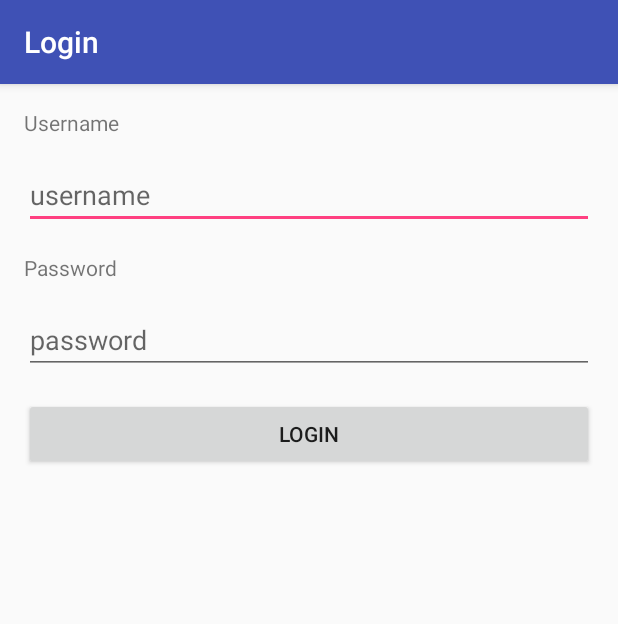
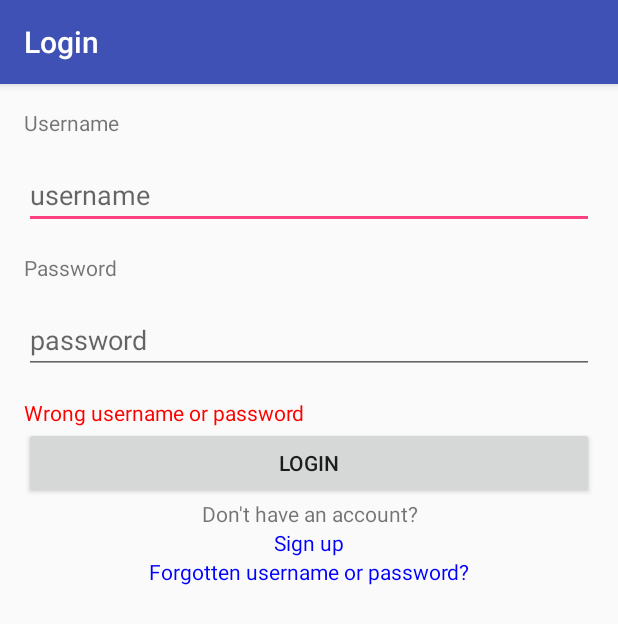
Before and after one commit to harasaurus/Survey, an Android app: the LoginActivity screen opened directly, with no data from a screen before it, after a tap on "LOGIN", on a phone screen of 412 x 824 dp. Shown: the top 624 px of the screen. Run offline under Robolectric (Android 15) with nearby library versions, the phone set to English and light mode, and no system bars.

```diff
--- a/app/src/main/java/com/ops/newsurvey/HomeActivity.java
+++ b/app/src/main/java/com/ops/newsurvey/HomeActivity.java
@@ -1,7 +1,12 @@
 package com.ops.newsurvey;
 
+import android.support.v4.widget.DrawerLayout;
 import android.support.v7.app.AppCompatActivity;
 import android.os.Bundle;
+import android.view.View;
+import android.widget.AdapterView;
+import android.widget.ArrayAdapter;
+import android.widget.ListView;
 
 public class HomeActivity extends AppCompatActivity {
 
--- a/app/src/main/java/com/ops/newsurvey/LoginActivity.java
+++ b/app/src/main/java/com/ops/newsurvey/LoginActivity.java
@@ -5,7 +5,11 @@ import android.support.v7.app.AppCompatActivity;
 import android.os.Bundle;
 import android.view.View;
 import android.widget.EditText;
+import android.widget.TextView;
 
+import static android.R.attr.breadCrumbShortTitle;
+import static android.R.attr.id;
+import static android.R.attr.switchMinWidth;
 import static android.icu.lang.UCharacter.GraphemeClusterBreak.T;
 
 public class LoginActivity extends AppCompatActivity {
@@ -24,21 +28,70 @@ public class LoginActivity extends AppCompatActivity {
         String pass = passwordView.getText().toString();
         if(authenticate(user,pass))
         {
-            startSession();
+            startSession(id);
+        }else
+            showWarning(R.id.loginWarning,R.string.loginError);
+    }
+
+    private boolean authenticate(String user, String pass){
+       if(userExist(user)){
+           int id =getId(user);
+           if(checkPassword(id,pass)){
+               return true;
+           }else return false;
+        }else
+           return false;
+    }
+
+    private boolean userExist(String user){
+        ////TODO check whether user exist in database or not
+        if(user.equals("HP") || user.equals("RR") || user.equals("SS"))
+            return true;
+        else
+            return false;
+    }
+    private int getId(String user){
+        ////TODO this function will return Unique ID for the current user
+        if(user.equals("HP"))
+            return 1;
+        if(user.equals("RR"))
+            return 2;
+        return 3;
+    }
+    private boolean checkPassword(int id, String pass){
+     String Password = getPassword(id);
+        if(Password.equals(pass))
+            return true;
+        else
+            return false;
+
+    }
+
+    private String getPassword(int counter){
+        switch(counter){
+            case 1: return "PHI";
+            case 2: return "RO";
+            default: return "SIGMA";
         }
     }
 
-    private boolean authenticate(String user, String pass){
-        if((user.equals("HP")&&pass.equals("phi")) || (user.equals("RR")&&pass.equals("ro")) || (user.equals("SS")&&pass.equals("psi"))){
-            return true;
-        }
-        else{
-            return false;
-        }
-    }
-
-    private void startSession(){
+    private void startSession(int ID){
+        ////TODO- make an object of user
         Intent intent = new Intent(this,HomeActivity.class);
         startActivity(intent);
     }
+
+    private void showWarning(int id, int warning){
+        TextView warningView = (TextView) findViewById(id);
+        warningView.setVisibility(View.VISIBLE);
+        String warn = getString(warning);
+        warningView.setText(warn);
+    }
+
+    public void goToSign(View view){
+        Intent intent = new Intent(this,SignupActivity.class);
+        startActivity(intent);
+    }
+
+
 }
--- a/app/src/main/res/layout/activity_home.xml
+++ b/app/src/main/res/layout/activity_home.xml
@@ -2,6 +2,7 @@
 <LinearLayout
     xmlns:android="http://schemas.android.com/apk/res/android"
     xmlns:tools="http://schemas.android.com/tools"
+    tools:context="com.ops.newsurvey.HomeActivity"
     android:id="@+id/activity_home"
     android:layout_width="match_parent"
     android:layout_height="match_parent"
@@ -9,7 +10,6 @@
     android:paddingLeft="@dimen/activity_horizontal_margin"
     android:paddingRight="@dimen/activity_horizontal_margin"
     android:paddingTop="@dimen/activity_vertical_margin"
-    tools:context="com.ops.newsurvey.HomeActivity"
     android:orientation="vertical">
     <RelativeLayout
         android:layout_width="match_parent"
--- a/app/src/main/res/layout/activity_login.xml
+++ b/app/src/main/res/layout/activity_login.xml
@@ -16,7 +16,7 @@
         android:layout_height="wrap_content"
         android:text="Username"
         android:layout_marginBottom="16dp"/>
-
+    <!-- This is where user inputs username -->
     <EditText
         android:inputType="textPersonName"
         android:id="@+id/loginusername"
@@ -30,7 +30,7 @@
         android:layout_height="wrap_content"
         android:text="Password"
         android:layout_marginBottom="16dp"/>
-
+    <!-- This is where user inputs password -->
     <EditText
         android:id="@+id/loginpassword"
         android:inputType="textPassword"
@@ -39,9 +39,37 @@
         android:hint="password"
         android:layout_marginBottom="16dp"/>
 
+    <!-- This is where warnings are  displayed -->
+    <TextView
+        android:id="@+id/loginWarning"
+        android:layout_width="match_parent"
+        android:layout_height="wrap_content"
+        android:visibility="gone"
+        android:textColor="#ff0000"/>
+
     <Button
         android:layout_width="match_parent"
         android:layout_height="wrap_content"
         android:text="Login"
         android:onClick="login"/>
+
+    <TextView
+        android:layout_width="match_parent"
+        android:layout_height="wrap_content"
+        android:text="Don't have an account?"
+        android:textAlignment="center"/>
+    <TextView
+        android:layout_width="match_parent"
+        android:layout_height="wrap_content"
+        android:textAlignment="center"
+        android:text="Sign up"
+        android:textColor="#0000ff"
+        android:onClick="goToSign"/>
+    <TextView
+        android:layout_width="match_parent"
+        android:layout_height="wrap_content"
+        android:textAlignment="center"
+        android:text="Forgotten username or password?"
+        android:textColor="#0000ff" />
+
 </LinearLayout>
--- a/app/src/main/res/values/strings.xml
+++ b/app/src/main/res/values/strings.xml
@@ -8,4 +8,5 @@
     <string name="passwordNotMatching">password not matching</string>
     <string name="passwordNotAcceptable">Choose a proper password</string>
     <string name="fieldIsEmpty">Field is Empty</string>
+    <string name="loginError">Wrong username or password</string>
 </resources>
```
Also changed, not shown: app/src/main/java/com/ops/newsurvey/Question.java (added, +8 -0 lines), app/src/main/java/com/ops/newsurvey/SignupActivity.java (+12 -10 lines), app/src/main/java/com/ops/newsurvey/User.java (added, +17 -0 lines), app/src/main/res/layout/activity_signup.xml (+1 -8 lines).
